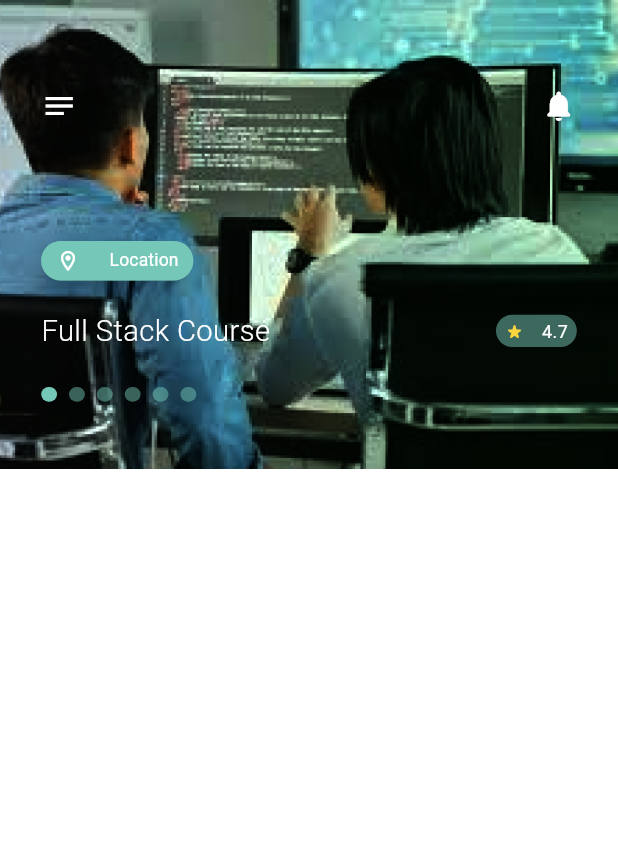
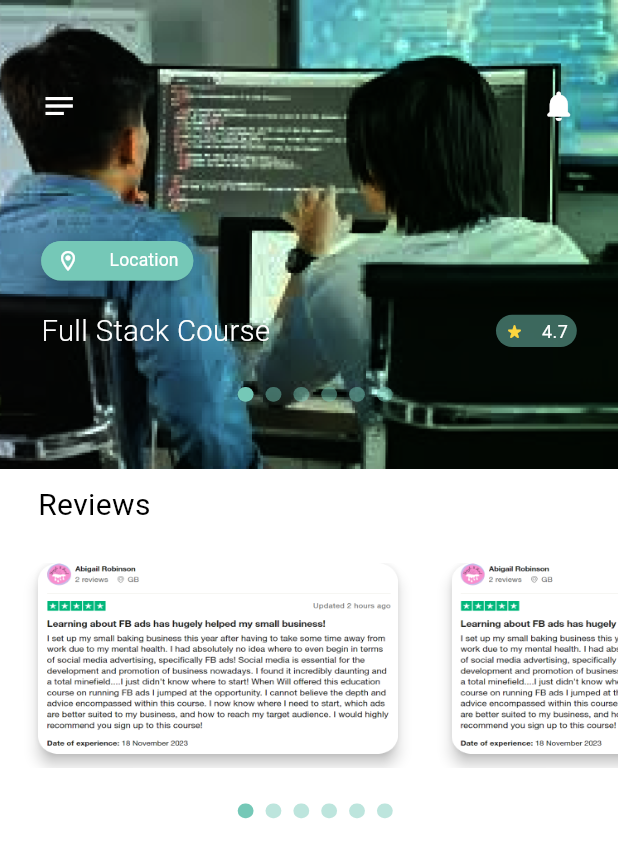
Before and after one commit to MagdyAyman6/courses_app, a Flutter app: the MyHomePageViewBody screen opened by its route, on a phone screen of 412 x 824 dp. Shown: the top 858 px of the screen. Run offline on Flutter 3.47's test engine with Material 3 defaults, Android fonts, the phone set to English and light mode, and no system bars; drawn by our look-alikes of smooth_page_indicator; our stand-ins replace flutter_screenutil, go_router.

Commit message:
HomePage Editing

```diff
--- a/lib/core/utils/assets.dart
+++ b/lib/core/utils/assets.dart
@@ -5,4 +5,5 @@ abstract class AssetsData {
   static const onBoarding2 = 'assets/images/on_boarding_2_logo.png';
   static const onBoarding3 = 'assets/images/on_boarding_3_logo.png';
   static const homeSliderCover = 'assets/images/home_slider_cover.png';
+  static const reviewsHomeImg = 'assets/images/reviews_img.png';
 }
--- /dev/null
+++ b/lib/features/home/presentation/views/widgets/listview_reviews/list_view_item.dart
@@ -0,0 +1,36 @@
+import 'package:course_app/core/utils/assets.dart';
+import 'package:flutter/material.dart';
+import 'package:flutter_screenutil/flutter_screenutil.dart';
+
+class ListViewItem extends StatelessWidget {
+  const ListViewItem({super.key});
+
+  @override
+  Widget build(BuildContext context) {
+    return Container(
+      margin: EdgeInsets.only(left: 24.w, bottom: 10.h, right: 10.w),
+      width: 227.w,
+      height: 139.h,
+      // decoration: BoxDecoration(
+      //   borderRadius: BorderRadius.circular(12.r),
+      //   // image: const DecorationImage(
+      //   //   fit: BoxFit.fill,
+      //   //   image: AssetImage(
+      //   //     AssetsData.reviewsHomeImg,
+      //   //   ),
+      //   // ),
+      // ),
+      child: Material(
+        color: Colors.transparent,
+        borderRadius: BorderRadius.circular(12.r),
+        elevation: 4,
+        child: Image.asset(
+          AssetsData.reviewsHomeImg,
+          width: 217.w,
+          height: 129.h,
+          fit: BoxFit.fill,
+        ),
+      ),
+    );
+  }
+}
--- /dev/null
+++ b/lib/features/home/presentation/views/widgets/listview_reviews/list_view_reviews.dart
@@ -0,0 +1,39 @@
+import 'package:course_app/core/utils/styles.dart';
+import 'package:course_app/features/home/presentation/views/widgets/listview_reviews/list_view_item.dart';
+import 'package:course_app/features/home/presentation/views/widgets/slider_container/slider_container_indicator.dart';
+import 'package:flutter/material.dart';
+import 'package:flutter_screenutil/flutter_screenutil.dart';
+
+class ListViewReviews extends StatelessWidget {
+  const ListViewReviews({super.key, required this.controller});
+
+  final PageController controller;
+
+  @override
+  Widget build(BuildContext context) {
+    return Column(
+      crossAxisAlignment: CrossAxisAlignment.start,
+      children: [
+        Padding(
+          padding: EdgeInsets.only(left: 24.w, top: 10.h, bottom: 25.h),
+          child: Text(
+            "Reviews",
+            style: Styles.textStyle20
+                .copyWith(color: Colors.black, fontWeight: FontWeight.w400),
+          ),
+        ),
+        SizedBox(
+          height: 140.h,
+          child: ListView.builder(
+            scrollDirection: Axis.horizontal,
+            itemBuilder: (context, index) => const ListViewItem(),
+            itemCount: 6,
+          ),
+        ),
+        Align(
+            alignment: Alignment.center,
+            child: SliderContainerIndicator(controller: controller)),
+      ],
+    );
+  }
+}
--- a/lib/features/home/presentation/views/widgets/my_home_page_view_body.dart
+++ b/lib/features/home/presentation/views/widgets/my_home_page_view_body.dart
@@ -1,3 +1,4 @@
+import 'package:course_app/features/home/presentation/views/widgets/listview_reviews/list_view_reviews.dart';
 import 'package:course_app/features/home/presentation/views/widgets/slider_container/slider_container.dart';
 import 'package:flutter/material.dart';
 
@@ -20,13 +21,21 @@ class MyHomePageViewBody extends StatelessWidget {
   Widget build(BuildContext context) {
     return Scaffold(
       backgroundColor: Colors.white,
-      body: Column(
-        mainAxisAlignment: MainAxisAlignment.start,
-        children: [
-          SliderContainer(
-            controller: controller,
-          ),
-        ],
+      body: SingleChildScrollView(
+        child: Column(
+          mainAxisAlignment: MainAxisAlignment.start,
+          children: [
+            Align(
+              alignment: Alignment.bottomLeft,
+              child: SliderContainer(
+                controller: controller,
+              ),
+            ),
+            ListViewReviews(
+              controller: controller,
+            ),
+          ],
+        ),
       ),
     );
   }
--- a/lib/features/home/presentation/views/widgets/slider_container/slider_container_indicator.dart
+++ b/lib/features/home/presentation/views/widgets/slider_container/slider_container_indicator.dart
@@ -11,9 +11,7 @@ class SliderContainerIndicator extends StatelessWidget {
 
   @override
   Widget build(BuildContext context) {
-    return Align(
-      alignment: Alignment.centerLeft,
-      child: Container(
+    return Container(
       margin: EdgeInsets.only(top: 24.h),
       height: 10.h,
       width: 90.w,
@@ -27,7 +25,6 @@ class SliderContainerIndicator extends StatelessWidget {
           activeDotColor: AppColor.kOnboardingIndicatorColor,
         ),
       ),
-      ),
     );
   }
 }
```
Also changed, not shown: assets/images/reviews_img.png (added), pubspec.lock. Lines whose indentation alone changed are shown as unchanged.
